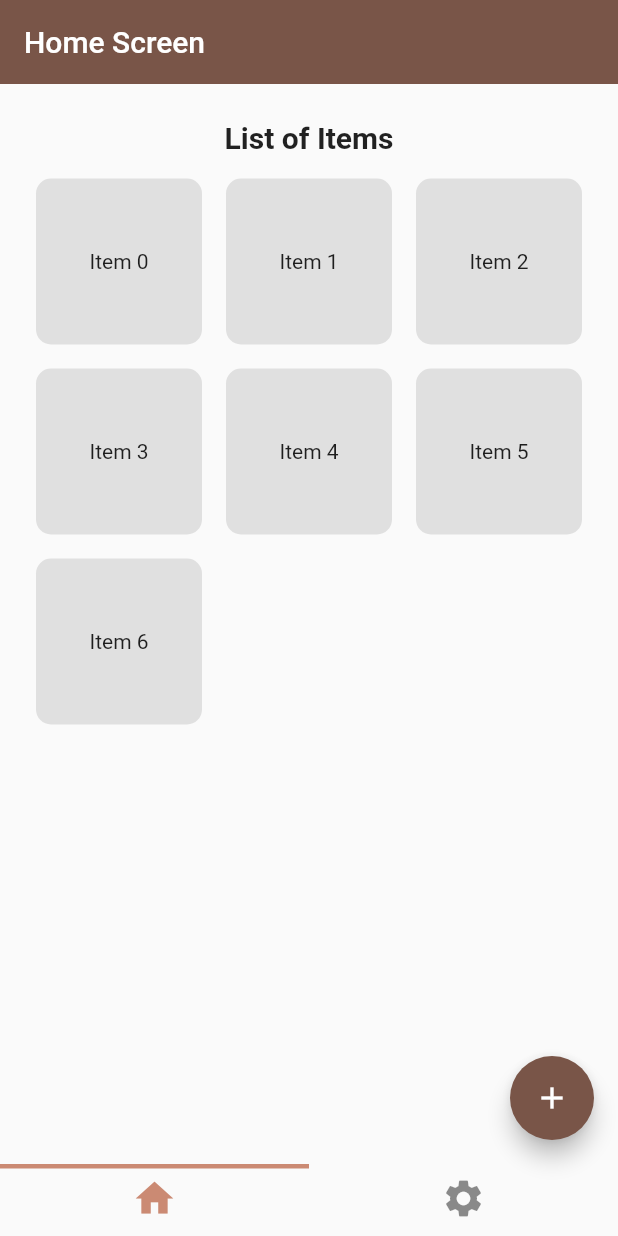
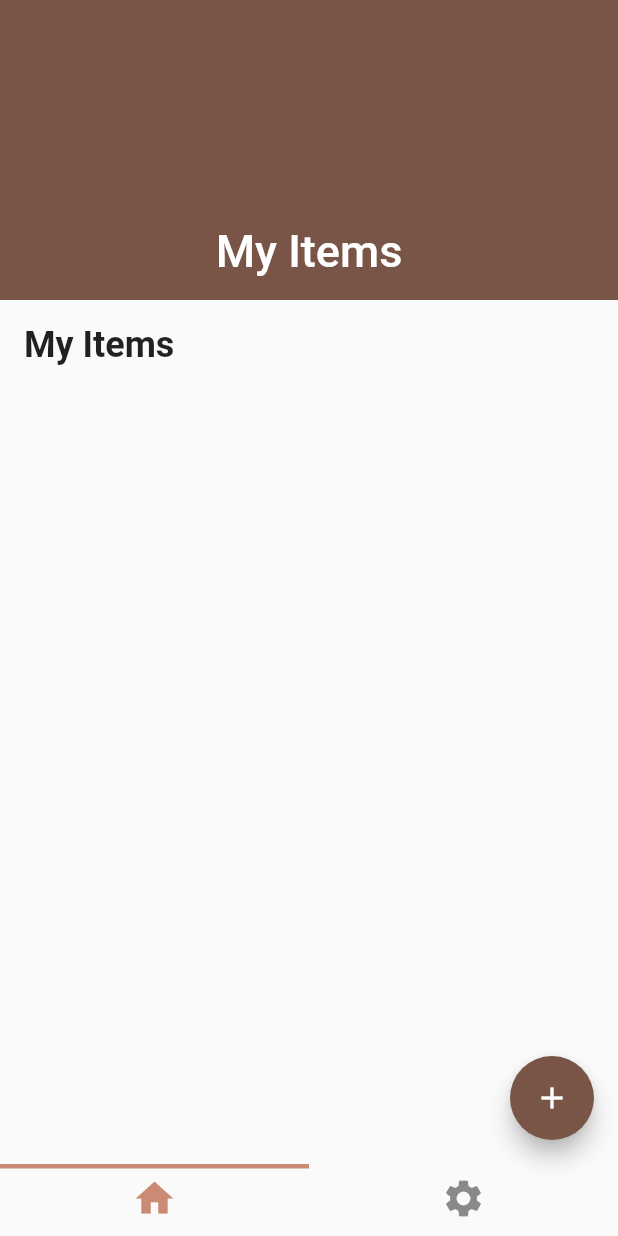
Before and after one commit to shuanshuan030913/doll_book, a Flutter app: the screen it shows after launch, on a phone screen of 412 x 824 dp. Run offline on Flutter 3.47's test engine with Material 2 defaults, Android fonts, the light colour scheme and no system bars; our stand-ins replace image_picker.

Commit message:
feat(addItem): add and update the list page

```diff
--- a/lib/ui/components/item_page.dart
+++ b/lib/ui/components/item_page.dart
@@ -1,18 +1,18 @@
 import 'package:flutter/material.dart';
 
 class ItemPage extends StatelessWidget {
-  final int index;
+  final String name;
 
-  const ItemPage({super.key, required this.index});
+  const ItemPage({super.key, required this.name});
 
   @override
   Widget build(BuildContext context) {
     return Scaffold(
       appBar: AppBar(
-        title: Text('Item $index'),
+        title: Text('Item $name'),
       ),
       body: Center(
-        child: Text('You selected Item $index'),
+        child: Text('You selected $name'),
       ),
     );
   }
--- a/lib/ui/screens/home_screen.dart
+++ b/lib/ui/screens/home_screen.dart
@@ -12,68 +12,66 @@ class HomeScreen extends StatefulWidget {
 }
 
 class _HomeScreenState extends State<HomeScreen> {
-  final TrackingScrollController _trackingScrollController =
-      TrackingScrollController();
+
+  List<String> _items = [];
 
   @override
   Widget build(BuildContext context) {
     return Scaffold(
       body: CustomScrollView(
-        controller: _trackingScrollController,
         slivers: <Widget>[
           const SliverAppBar(
-            title: Text('Home Screen'),
+            expandedHeight: 200,
+            floating: false,
+            pinned: true,
+            flexibleSpace: FlexibleSpaceBar(
+              title: Text('My Items'),
+              centerTitle: true,
             ),
-          SliverToBoxAdapter(
-            child: Container(
-              padding: const EdgeInsets.all(24.0),
-              child: Column(
-                mainAxisAlignment: MainAxisAlignment.start,
-                children: <Widget>[
-                    Container(
-                      margin: const EdgeInsets.only(bottom: 16.0),
-                      child: const Text(
-                        "List of Items",
+          ),
+          const SliverToBoxAdapter(
+            child: Padding(
+              padding: EdgeInsets.all(16.0),
+              child: Text(
+                'My Items',
                 style: TextStyle(
+                  fontSize: 24.0,
                   fontWeight: FontWeight.bold,
-                          fontSize: 20.0,
                 ),
               ),
             ),
-                    GridView.count(
-                      crossAxisCount: 3,
+          ),
+          SliverPadding(
+            padding: EdgeInsets.all(16.0),
+            sliver:SliverGrid(
+              gridDelegate: const SliverGridDelegateWithFixedCrossAxisCount(
+                crossAxisCount: 2,
                 childAspectRatio: 1.0,
                 crossAxisSpacing: 16.0,
                 mainAxisSpacing: 16.0,
-                      shrinkWrap: true,
-                      children: List.generate(7, (index) {
+              ),
+              delegate: SliverChildBuilderDelegate(
+                (context, index) {
                   return GestureDetector(
                     onTap: () {
                       Navigator.push(
                         context,
                         MaterialPageRoute(
-                                builder: (context) => ItemPage(index: index),
+                          builder: (context) => ItemPage(name: _items[index]),
                         ),
                       );
                     },
-                          child: Container(
-                            decoration: BoxDecoration(
-                              color: Colors.grey[300],
-                              borderRadius: BorderRadius.circular(10.0),
+                    child: Card(
+                      child: Center(
+                        child: Text(_items[index]),
                       ),
-                            child: Center(
-                              child: Text(
-                                'Item $index',
+                    ),
+                  );
+                },
+                childCount: _items.length,
+              ),
+            ),
           )
-                            )
-                          )
-                        );
-                      })
-                    ),
-                ]
-              )
-            )
-          ),
         ],
       ),
       floatingActionButton: FloatingActionButton(
@@ -83,7 +81,14 @@ class _HomeScreenState extends State<HomeScreen> {
             MaterialPageRoute(
               builder: (context) => AddItemPage(),
             ),
-          );
+          ).then((newItem) {
+            // print(newItem);
+            if (newItem != null) {
+              setState(() {
+                _items.add(newItem);
+              });
+            }
+          });
         },
         child: const Icon(Icons.add),
       ),
```
Also changed, not shown: lib/ui/components/add_page.dart (+26 -1 lines). Lines whose indentation alone changed are shown as unchanged.
